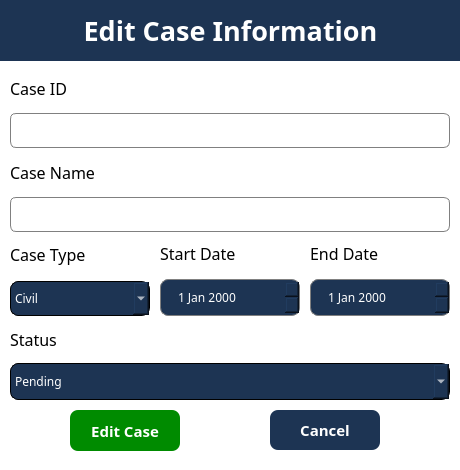
jhnabuel/Law-Information-System, file ui/editCase.ui: the form before one commit.
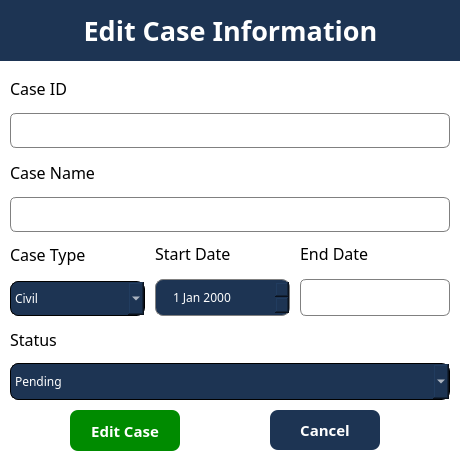
The form after the commit.

Diff of the .ui file:
```diff
--- a/ui/editCase.ui
+++ b/ui/editCase.ui
@@ -271,12 +271,27 @@
           </property>
          </widget>
         </item>
-        <item>
-         <widget class="QDateEdit" name="endDate_edit">
-          <property name="font">
-           <font>
-            <family>Poppins</family>
-           </font>
+        <item alignment="Qt::AlignLeft">
+         <widget class="QLineEdit" name="endDate">
+          <property name="minimumSize">
+           <size>
+            <width>150</width>
+            <height>35</height>
+           </size>
+          </property>
+          <property name="maximumSize">
+           <size>
+            <width>135</width>
+            <height>16777215</height>
+           </size>
+          </property>
+          <property name="styleSheet">
+           <string notr="true">#endDate{
+	width: 50px;
+}</string>
+          </property>
+          <property name="text">
+           <string/>
           </property>
          </widget>
         </item>
```
